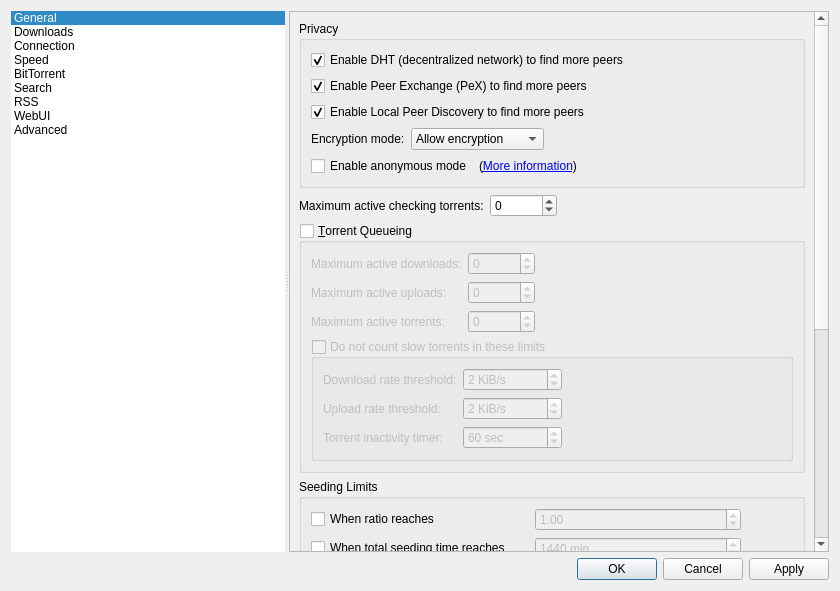
Before: the Qt Designer form src/gui/optionsdialog.ui in qbutt-org/qbutt, drawn with Qt 5.
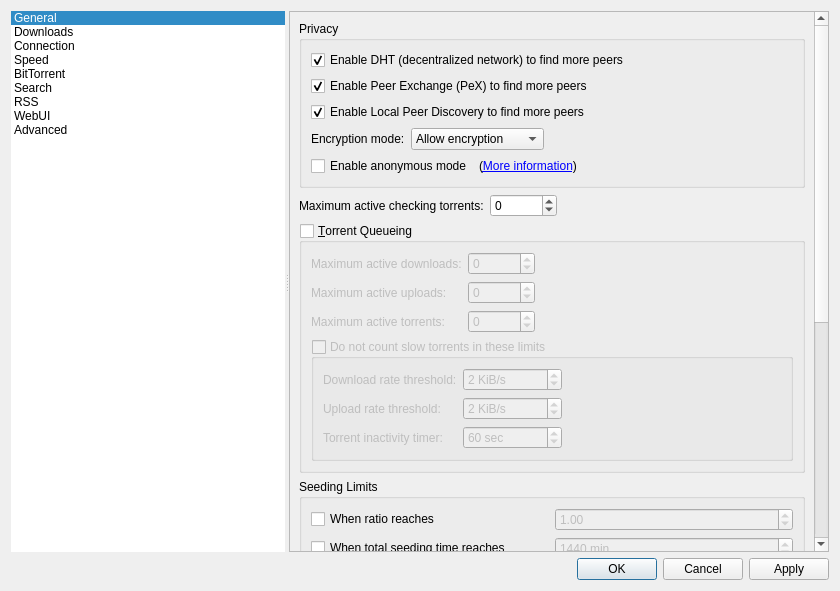
After: the same form once the commit is applied. The open tabs and pages were chosen to show the change. Icons and pictures are not drawn. Custom widgets are drawn as their Qt base class.

Commit message: Let seeding actions fit narrow settings

Diff of the .ui file:
```diff
--- a/src/gui/optionsdialog.ui
+++ b/src/gui/optionsdialog.ui
@@ -3084,19 +3084,6 @@
                  </property>
                 </widget>
                </item>
-               <item row="0" column="2">
-                <spacer name="horizontalSpacer_2">
-                 <property name="orientation">
-                  <enum>Qt::Orientation::Horizontal</enum>
-                 </property>
-                 <property name="sizeHint" stdset="0">
-                  <size>
-                   <width>40</width>
-                   <height>20</height>
-                  </size>
-                 </property>
-                </spacer>
-               </item>
                <item row="1" column="0">
                 <widget class="QCheckBox" name="checkMaxSeedingMinutes">
                  <property name="text">
@@ -3149,11 +3136,11 @@
                   <string>then</string>
                  </property>
                  <property name="alignment">
-                  <set>Qt::AlignmentFlag::AlignRight|Qt::AlignmentFlag::AlignTrailing|Qt::AlignmentFlag::AlignVCenter</set>
+                  <set>Qt::AlignmentFlag::AlignLeft|Qt::AlignmentFlag::AlignVCenter</set>
                  </property>
                 </widget>
                </item>
-               <item row="3" column="1">
+               <item row="4" column="0" colspan="2" alignment="Qt::AlignmentFlag::AlignLeft">
                 <widget class="QComboBox" name="comboRatioLimitAct">
                  <property name="enabled">
                   <bool>false</bool>
```
